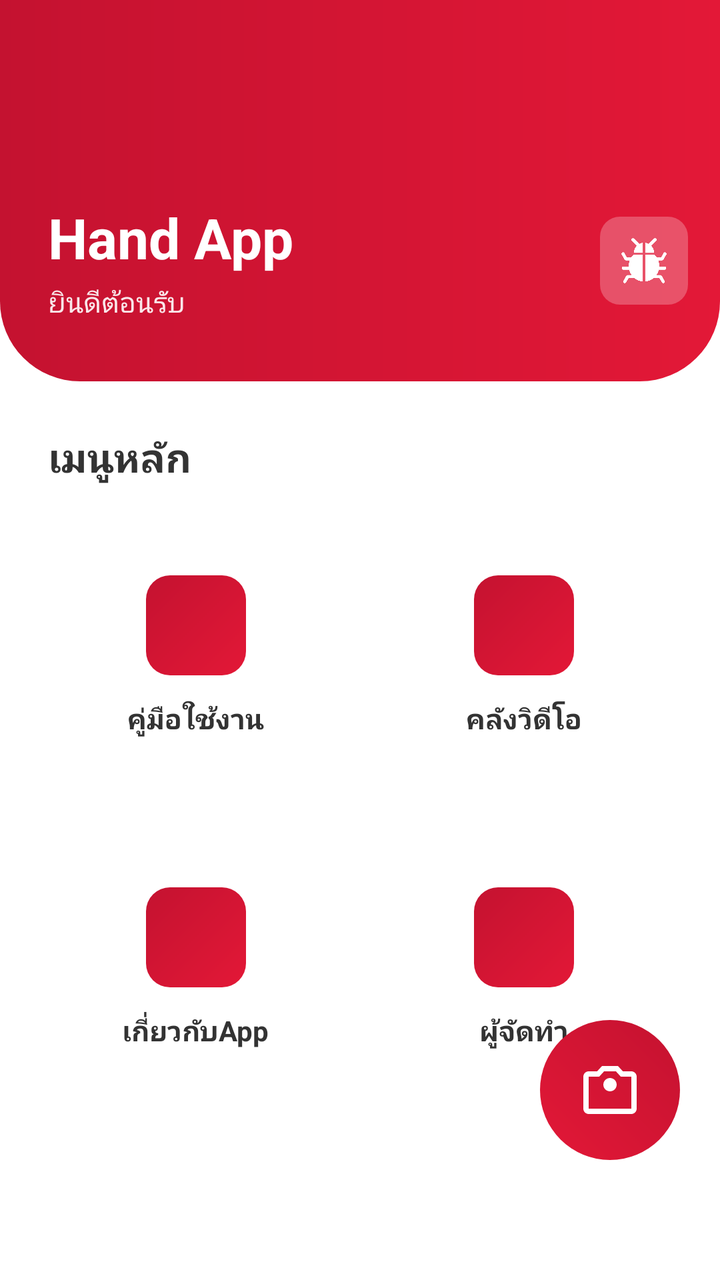
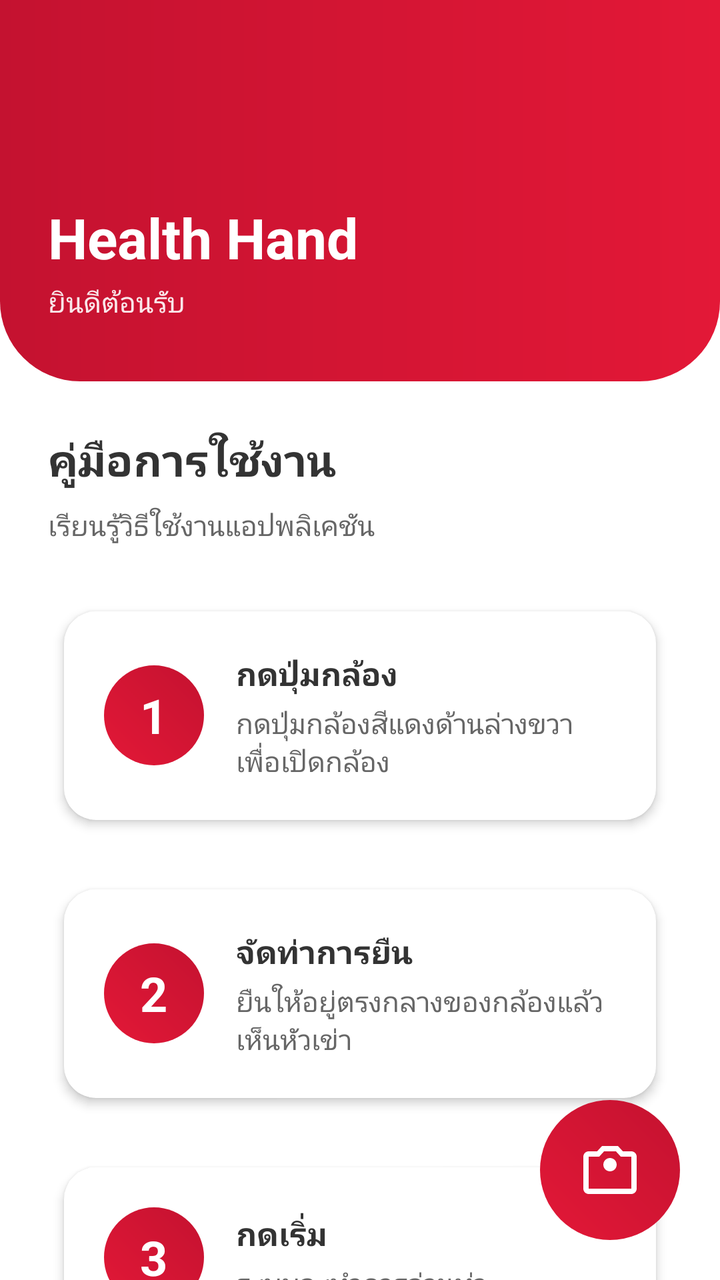

The first picture is an Android layout as it rendered before a commit; the second is the same layout after the commit. The layout source and the unified diff follow.
<!-- AndroidManifest.xml: application theme Theme.Hand -->
<!-- res/layout/activity_main.xml -->
<?xml version="1.0" encoding="utf-8"?>
<androidx.coordinatorlayout.widget.CoordinatorLayout
    xmlns:android="http://schemas.android.com/apk/res/android"
    xmlns:app="http://schemas.android.com/apk/res-auto"
    android:id="@+id/main"
    android:layout_width="match_parent"
    android:layout_height="match_parent"
    android:background="#FFFFFF"
    android:fitsSystemWindows="false">

    
    <androidx.core.widget.NestedScrollView
        android:layout_width="match_parent"
        android:layout_height="match_parent"
        android:fillViewport="true">

        <LinearLayout
            android:layout_width="match_parent"
            android:layout_height="wrap_content"
            android:orientation="vertical">

            
            <androidx.constraintlayout.widget.ConstraintLayout
                android:id="@+id/topSection"
                android:layout_width="match_parent"
                android:layout_height="wrap_content"
                android:background="@drawable/bg_top_section_gradient"
                android:paddingTop="40dp"
                android:paddingBottom="30dp"
                android:fitsSystemWindows="true">

                
                <TextView
                    android:id="@+id/txtTitle"
                    android:layout_width="wrap_content"
                    android:layout_height="wrap_content"
                    android:layout_marginStart="24dp"
                    android:layout_marginTop="60dp"
                    android:text="Hand App"
                    android:textColor="#FFFFFF"
                    android:textSize="28sp"
                    android:textStyle="bold"
                    app:layout_constraintStart_toStartOf="parent"
                    app:layout_constraintTop_toTopOf="parent" />

                <TextView
                    android:id="@+id/txtSubtitle"
                    android:layout_width="wrap_content"
                    android:layout_height="wrap_content"
                    android:layout_marginStart="24dp"
                    android:layout_marginTop="4dp"
                    android:text="ยินดีต้อนรับ"
                    android:textColor="#FFFFFF"
                    android:textSize="14sp"
                    android:alpha="0.9"
                    app:layout_constraintStart_toStartOf="parent"
                    app:layout_constraintTop_toBottomOf="@id/txtTitle" />

                
                <ImageButton
                    android:id="@+id/btnDebug"
                    android:layout_width="44dp"
                    android:layout_height="44dp"
                    android:layout_marginEnd="16dp"
                    android:background="@drawable/bg_debug_button"
                    android:contentDescription="Debug"
                    android:src="@drawable/debug"
                    android:scaleType="centerInside"
                    android:padding="10dp"
                    app:tint="#FFFFFF"
                    app:layout_constraintEnd_toEndOf="parent"
                    app:layout_constraintTop_toTopOf="@id/txtTitle"
                    app:layout_constraintBottom_toBottomOf="@id/txtSubtitle" />


            </androidx.constraintlayout.widget.ConstraintLayout>

            
            <LinearLayout
                android:layout_width="match_parent"
                android:layout_height="wrap_content"
                android:orientation="vertical"
                android:padding="24dp"
                android:paddingBottom="100dp">

                <TextView
                    android:id="@+id/txtQuickActions"
                    android:layout_width="wrap_content"
                    android:layout_height="wrap_content"
                    android:text="เมนูหลัก"
                    android:textColor="#333333"
                    android:textSize="20sp"
                    android:textStyle="bold"
                    android:layout_marginBottom="16dp" />

                
                <GridLayout
                    android:id="@+id/actionGrid"
                    android:layout_width="match_parent"
                    android:layout_height="wrap_content"
                    android:columnCount="2"
                    android:rowCount="2">

                    
                    <androidx.cardview.widget.CardView
                        android:id="@+id/cardGuide"
                        android:layout_width="0dp"
                        android:layout_height="140dp"
                        android:layout_columnWeight="1"
                        android:layout_marginEnd="8dp"
                        android:layout_marginBottom="16dp"
                        app:cardBackgroundColor="@android:color/transparent"
                        app:cardCornerRadius="16dp"
                        app:cardElevation="0dp">

                        <LinearLayout
                            android:layout_width="match_parent"
                            android:layout_height="match_parent"
                            android:orientation="vertical"
                            android:gravity="center"
                            android:padding="20dp">

                            <View
                                android:layout_width="50dp"
                                android:layout_height="50dp"
                                android:background="@drawable/bg_action_icon_gradient" />

                            <TextView
                                android:layout_width="wrap_content"
                                android:layout_height="wrap_content"
                                android:layout_marginTop="12dp"
                                android:text="คู่มือใช้งาน"
                                android:textColor="#333333"
                                android:textSize="14sp"
                                android:textStyle="bold" />
                        </LinearLayout>
                    </androidx.cardview.widget.CardView>

                    
                    <androidx.cardview.widget.CardView
                        android:id="@+id/cardHistory"
                        android:layout_width="0dp"
                        android:layout_height="140dp"
                        android:layout_columnWeight="1"
                        android:layout_marginStart="8dp"
                        android:layout_marginBottom="16dp"
                        app:cardBackgroundColor="@android:color/transparent"
                        app:cardCornerRadius="16dp"
                        app:cardElevation="0dp">

                        <LinearLayout
                            android:layout_width="match_parent"
                            android:layout_height="match_parent"
                            android:orientation="vertical"
                            android:gravity="center"
                            android:padding="20dp">

                            <View
                                android:layout_width="50dp"
                                android:layout_height="50dp"
                                android:background="@drawable/bg_action_icon_gradient" />

                            <TextView
                                android:layout_width="wrap_content"
                                android:layout_height="wrap_content"
                                android:layout_marginTop="12dp"
                                android:text="คลังวิดีโอ"
                                android:textColor="#333333"
                                android:textSize="14sp"
                                android:textStyle="bold" />
                        </LinearLayout>
                    </androidx.cardview.widget.CardView>

                    
                    <androidx.cardview.widget.CardView
                        android:id="@+id/cardSettings"
                        android:layout_width="0dp"
                        android:layout_height="140dp"
                        android:layout_columnWeight="1"
                        android:layout_marginEnd="8dp"
                        app:cardBackgroundColor="@android:color/transparent"
                        app:cardCornerRadius="16dp"
                        app:cardElevation="0dp">

                        <LinearLayout
                            android:layout_width="match_parent"
                            android:layout_height="match_parent"
                            android:orientation="vertical"
                            android:gravity="center"
                            android:padding="20dp">

                            <View
                                android:layout_width="50dp"
                                android:layout_height="50dp"
                                android:background="@drawable/bg_action_icon_gradient" />

                            <TextView
                                android:layout_width="wrap_content"
                                android:layout_height="wrap_content"
                                android:layout_marginTop="12dp"
                                android:text="เกี่ยวกับApp"
                                android:textColor="#333333"
                                android:textSize="14sp"
                                android:textStyle="bold" />
                        </LinearLayout>
                    </androidx.cardview.widget.CardView>

                    
                    <androidx.cardview.widget.CardView
                        android:id="@+id/cardHelp"
                        android:layout_width="0dp"
                        android:layout_height="140dp"
                        android:layout_columnWeight="1"
                        android:layout_marginStart="8dp"
                        app:cardBackgroundColor="@android:color/transparent"
                        app:cardCornerRadius="16dp"
                        app:cardElevation="0dp">

                        <LinearLayout
                            android:layout_width="match_parent"
                            android:layout_height="match_parent"
                            android:orientation="vertical"
                            android:gravity="center"
                            android:padding="20dp">

                            <View
                                android:layout_width="50dp"
                                android:layout_height="50dp"
                                android:background="@drawable/bg_action_icon_gradient" />

                            <TextView
                                android:layout_width="wrap_content"
                                android:layout_height="wrap_content"
                                android:layout_marginTop="12dp"
                                android:text="ผู้จัดทำ"
                                android:textColor="#333333"
                                android:textSize="14sp"
                                android:textStyle="bold" />
                        </LinearLayout>
                    </androidx.cardview.widget.CardView>

                </GridLayout>

            </LinearLayout>

        </LinearLayout>

    </androidx.core.widget.NestedScrollView>
    
    <FrameLayout
        android:id="@+id/fabCamera"
        android:layout_width="70dp"
        android:layout_height="70dp"
        android:layout_gravity="bottom|end"
        android:layout_marginEnd="20dp"
        android:layout_marginBottom="60dp"
        android:background="@drawable/bg_camera_red_gradient"
        android:clickable="true"
        android:focusable="true">

        <ImageView
            android:layout_width="32dp"
            android:layout_height="32dp"
            android:layout_gravity="center"
            android:src="@drawable/photo_camera_24"
            android:contentDescription="Open Camera"
            app:tint="#FFFFFF" />
    </FrameLayout>

</androidx.coordinatorlayout.widget.CoordinatorLayout>
<!-- resources referenced by this layout -->
<resources>
  <!-- drawable bg_action_icon_gradient (drawable) -->
  <?xml version="1.0" encoding="utf-8"?>
  <shape xmlns:android="http://schemas.android.com/apk/res/android"
      android:shape="rectangle">
      <gradient
          android:angle="135"
          android:startColor="#E31837"
          android:endColor="#C41230"
          android:type="linear" />
      <corners android:radius="12dp" />
  </shape>
  <!-- drawable bg_camera_red_gradient (drawable) -->
  <?xml version="1.0" encoding="utf-8"?>
  <shape xmlns:android="http://schemas.android.com/apk/res/android"
      android:shape="oval">
      <gradient
          android:angle="45"
          android:startColor="#E31837"
          android:endColor="#C41230"
          android:type="linear" />
  </shape>
  <!-- drawable bg_debug_button (drawable) -->
  <?xml version="1.0" encoding="utf-8"?>
  <shape xmlns:android="http://schemas.android.com/apk/res/android"
      android:shape="rectangle">
      <solid android:color="#40FFFFFF" />
      <corners android:radius="10dp" />
  </shape>
  <!-- drawable bg_top_section_gradient (drawable) -->
  <?xml version="1.0" encoding="utf-8"?>
  <shape xmlns:android="http://schemas.android.com/apk/res/android">
      <gradient
          android:angle="180"
          android:startColor="#E31837"
          android:endColor="#C41230"
          android:type="linear" />
      <corners
          android:bottomLeftRadius="40dp"
          android:bottomRightRadius="40dp" />
  </shape>
  <!-- drawable debug: png bitmap (drawable, 16777 bytes) -->
  <!-- drawable photo_camera_24 (drawable) -->
  <?xml version="1.0" encoding="utf-8"?>
  <vector xmlns:android="http://schemas.android.com/apk/res/android"
      android:width="24dp"
      android:height="24dp"
      android:viewportWidth="24"
      android:viewportHeight="24">
      <path
          android:fillColor="#000000"
          android:pathData="M12,12.5c1.38,0 2.5,-1.12 2.5,-2.5S13.38,7.5 12,7.5 9.5,8.62 9.5,10 10.62,12.5 12,12.5zM20,5h-3.17l-1.84,-2H9.01L7.17,5H4c-1.1,0 -2,0.9 -2,2v12c0,1.1 0.9,2 2,2h16c1.1,0 2,-0.9 2,-2V7c0,-1.1 -0.9,-2 -2,-2zm0,14H4V7h3.95l1.83,-2h4.44l1.83,2H20v12z"/>
  </vector>
  <style name="Theme.Hand" parent="Base.Theme.Hand" />
  <style name="Base.Theme.Hand" parent="Theme.Material3.DayNight.NoActionBar">
          
          
      </style>
</resources>

<!-- the commit's change to res/layout/activity_main.xml (unified diff, before → after) -->
@@ -36,7 +36,7 @@
                     android:layout_height="wrap_content"
                     android:layout_marginStart="24dp"
                     android:layout_marginTop="60dp"
-                    android:text="Hand App"
+                    android:text="Health Hand"
                     android:textColor="#FFFFFF"
                     android:textSize="28sp"
                     android:textStyle="bold"
@@ -57,20 +57,19 @@
                     app:layout_constraintTop_toBottomOf="@id/txtTitle" />
 
                 
-                <ImageButton
-                    android:id="@+id/btnDebug"
-                    android:layout_width="44dp"
-                    android:layout_height="44dp"
-                    android:layout_marginEnd="16dp"
-                    android:background="@drawable/bg_debug_button"
-                    android:contentDescription="Debug"
-                    android:src="@drawable/debug"
-                    android:scaleType="centerInside"
-                    android:padding="10dp"
-                    app:tint="#FFFFFF"
-                    app:layout_constraintEnd_toEndOf="parent"
-                    app:layout_constraintTop_toTopOf="@id/txtTitle"
-                    app:layout_constraintBottom_toBottomOf="@id/txtSubtitle" />
+
+
+
+
+
+
+
+
+
+
+
+
+
 
 
             </androidx.constraintlayout.widget.ConstraintLayout>
@@ -84,168 +83,263 @@
                 android:paddingBottom="100dp">
 
                 <TextView
-                    android:id="@+id/txtQuickActions"
+                    android:id="@+id/txtGuideTitle"
                     android:layout_width="wrap_content"
                     android:layout_height="wrap_content"
-                    android:text="เมนูหลัก"
+                    android:text="คู่มือการใช้งาน"
                     android:textColor="#333333"
-                    android:textSize="20sp"
+                    android:textSize="22sp"
                     android:textStyle="bold"
-                    android:layout_marginBottom="16dp" />
-
-                
-                <GridLayout
-                    android:id="@+id/actionGrid"
+                    android:layout_marginBottom="8dp" />
+
+                <TextView
+                    android:layout_width="wrap_content"
+                    android:layout_height="wrap_content"
+                    android:text="เรียนรู้วิธีใช้งานแอปพลิเคชัน"
+                    android:textColor="#666666"
+                    android:textSize="14sp"
+                    android:layout_marginBottom="24dp" />
+
+                
+                <androidx.cardview.widget.CardView
                     android:layout_width="match_parent"
                     android:layout_height="wrap_content"
-                    android:columnCount="2"
-                    android:rowCount="2">
-
-                    
-                    <androidx.cardview.widget.CardView
-                        android:id="@+id/cardGuide"
-                        android:layout_width="0dp"
-                        android:layout_height="140dp"
-                        android:layout_columnWeight="1"
-                        android:layout_marginEnd="8dp"
-                        android:layout_marginBottom="16dp"
-                        app:cardBackgroundColor="@android:color/transparent"
-                        app:cardCornerRadius="16dp"
-                        app:cardElevation="0dp">
-
+                    android:layout_marginBottom="16dp"
+                    app:cardCornerRadius="16dp"
+                    app:cardElevation="3dp"
+                    app:cardUseCompatPadding="true"
+                    app:cardBackgroundColor="#FFFFFF">
+
+                    <LinearLayout
+                        android:layout_width="match_parent"
+                        android:layout_height="wrap_content"
+                        android:orientation="horizontal"
+                        android:padding="20dp"
+                        android:gravity="center_vertical">
+
+                        
+                        <FrameLayout
+                            android:layout_width="50dp"
+                            android:layout_height="50dp"
+                            android:background="@drawable/bg_camera_red_gradient">
+
+                            <TextView
+                                android:layout_width="wrap_content"
+                                android:layout_height="wrap_content"
+                                android:layout_gravity="center"
+                                android:text="1"
+                                android:textColor="#FFFFFF"
+                                android:textSize="24sp"
+                                android:textStyle="bold" />
+                        </FrameLayout>
+
+                        
                         <LinearLayout
-                            android:layout_width="match_parent"
-                            android:layout_height="match_parent"
+                            android:layout_width="0dp"
+                            android:layout_height="wrap_content"
+                            android:layout_weight="1"
                             android:orientation="vertical"
-                            android:gravity="center"
-                            android:padding="20dp">
-
-                            <View
-                                android:layout_width="50dp"
-                                android:layout_height="50dp"
-                                android:background="@drawable/bg_action_icon_gradient" />
-
-                            <TextView
-                                android:layout_width="wrap_content"
-                                android:layout_height="wrap_content"
-                                android:layout_marginTop="12dp"
-                                android:text="คู่มือใช้งาน"
+                            android:layout_marginStart="16dp">
+
+                            <TextView
+                                android:layout_width="wrap_content"
+                                android:layout_height="wrap_content"
+                                android:text="กดปุ่มกล้อง"
                                 android:textColor="#333333"
-                                android:textSize="14sp"
-                                android:textStyle="bold" />
+                                android:textSize="16sp"
+                                android:textStyle="bold" />
+
+                            <TextView
+                                android:layout_width="wrap_content"
+                                android:layout_height="wrap_content"
+                                android:layout_marginTop="4dp"
+                                android:text="กดปุ่มกล้องสีแดงด้านล่างขวาเพื่อเปิดกล้อง"
+                                android:textColor="#666666"
+                                android:textSize="14sp" />
                         </LinearLayout>
-                    </androidx.cardview.widget.CardView>
-
-                    
-                    <androidx.cardview.widget.CardView
-                        android:id="@+id/cardHistory"
-                        android:layout_width="0dp"
-                        android:layout_height="140dp"
-                        android:layout_columnWeight="1"
-                        android:layout_marginStart="8dp"
-                        android:layout_marginBottom="16dp"
-                        app:cardBackgroundColor="@android:color/transparent"
-                        app:cardCornerRadius="16dp"
-                        app:cardElevation="0dp">
+                    </LinearLayout>
+                </androidx.cardview.widget.CardView>
+
+                
+                <androidx.cardview.widget.CardView
+                    android:layout_width="match_parent"
+                    android:layout_height="wrap_content"
+                    android:layout_marginBottom="16dp"
+                    app:cardCornerRadius="16dp"
+                    app:cardElevation="3dp"
+                    app:cardUseCompatPadding="true"
+                    app:cardBackgroundColor="#FFFFFF">
+
+                    <LinearLayout
+                        android:layout_width="match_parent"
+                        android:layout_height="wrap_content"
+                        android:orientation="horizontal"
+                        android:padding="20dp"
+                        android:gravity="center_vertical">
+
+                        <FrameLayout
+                            android:layout_width="50dp"
+                            android:layout_height="50dp"
+                            android:background="@drawable/bg_camera_red_gradient">
+
+                            <TextView
+                                android:layout_width="wrap_content"
+                                android:layout_height="wrap_content"
+                                android:layout_gravity="center"
+                                android:text="2"
+                                android:textColor="#FFFFFF"
+                                android:textSize="24sp"
+                                android:textStyle="bold" />
+                        </FrameLayout>
 
                         <LinearLayout
-                            android:layout_width="match_parent"
-                            android:layout_height="match_parent"
+                            android:layout_width="0dp"
+                            android:layout_height="wrap_content"
+                            android:layout_weight="1"
                             android:orientation="vertical"
-                            android:gravity="center"
-                            android:padding="20dp">
-
-                            <View
-                                android:layout_width="50dp"
-                                android:layout_height="50dp"
-                                android:background="@drawable/bg_action_icon_gradient" />
-
-                            <TextView
-                                android:layout_width="wrap_content"
-                                android:layout_height="wrap_content"
-                                android:layout_marginTop="12dp"
-                                android:text="คลังวิดีโอ"
+                            android:layout_marginStart="16dp">
+
+                            <TextView
+                                android:layout_width="wrap_content"
+                                android:layout_height="wrap_content"
+                                android:text="จัดท่าการยืน"
                                 android:textColor="#333333"
-                                android:textSize="14sp"
-                                android:textStyle="bold" />
+                                android:textSize="16sp"
+                                android:textStyle="bold" />
+
+                            <TextView
+                                android:layout_width="wrap_content"
+                                android:layout_height="wrap_content"
+                                android:layout_marginTop="4dp"
+                                android:text="ยืนให้อยู่ตรงกลางของกล้องแล้วเห็นหัวเข่า"
+                                android:textColor="#666666"
+                                android:textSize="14sp" />
                         </LinearLayout>
-                    </androidx.cardview.widget.CardView>
-
-                    
-                    <androidx.cardview.widget.CardView
-                        android:id="@+id/cardSettings"
-                        android:layout_width="0dp"
-                        android:layout_height="140dp"
-                        android:layout_columnWeight="1"
-                        android:layout_marginEnd="8dp"
-                        app:cardBackgroundColor="@android:color/transparent"
-                        app:cardCornerRadius="16dp"
-                        app:cardElevation="0dp">
+                    </LinearLayout>
+                </androidx.cardview.widget.CardView>
+
+                
+                <androidx.cardview.widget.CardView
+                    android:layout_width="match_parent"
+                    android:layout_height="wrap_content"
+                    android:layout_marginBottom="16dp"
+                    app:cardCornerRadius="16dp"
+                    app:cardElevation="3dp"
+                    app:cardUseCompatPadding="true"
+                    app:cardBackgroundColor="#FFFFFF">
+
+                    <LinearLayout
+                        android:layout_width="match_parent"
+                        android:layout_height="wrap_content"
+                        android:orientation="horizontal"
+                        android:padding="20dp"
+                        android:gravity="center_vertical">
+
+                        <FrameLayout
+                            android:layout_width="50dp"
+                            android:layout_height="50dp"
+                            android:background="@drawable/bg_camera_red_gradient">
+
+                            <TextView
+                                android:layout_width="wrap_content"
+                                android:layout_height="wrap_content"
+                                android:layout_gravity="center"
+                                android:text="3"
+                                android:textColor="#FFFFFF"
+                                android:textSize="24sp"
+                                android:textStyle="bold" />
+                        </FrameLayout>
 
                         <LinearLayout
-                            android:layout_width="match_parent"
-                            android:layout_height="match_parent"
+                            android:layout_width="0dp"
+                            android:layout_height="wrap_content"
+                            android:layout_weight="1"
                             android:orientation="vertical"
-                            android:gravity="center"
-                            android:padding="20dp">
-
-                            <View
-                                android:layout_width="50dp"
-                                android:layout_height="50dp"
-                                android:background="@drawable/bg_action_icon_gradient" />
-
-                            <TextView
-                                android:layout_width="wrap_content"
-                                android:layout_height="wrap_content"
-                                android:layout_marginTop="12dp"
-                                android:text="เกี่ยวกับApp"
+                            android:layout_marginStart="16dp">
+
+                            <TextView
+                                android:layout_width="wrap_content"
+                                android:layout_height="wrap_content"
+                                android:text="กดเริ่ม"
                                 android:textColor="#333333"
-                                android:textSize="14sp"
-                                android:textStyle="bold" />
+                                android:textSize="16sp"
+                                android:textStyle="bold" />
+
+                            <TextView
+                                android:layout_width="wrap_content"
+                                android:layout_height="wrap_content"
+                                android:layout_marginTop="4dp"
+                                android:text="ระบบจะทำการอ่านท่า"
+                                android:textColor="#666666"
+                                android:textSize="14sp" />
                         </LinearLayout>
-                    </androidx.cardview.widget.CardView>
-
-                    
-                    <androidx.cardview.widget.CardView
-                        android:id="@+id/cardHelp"
-                        android:layout_width="0dp"
-                        android:layout_height="140dp"
-                        android:layout_columnWeight="1"
-                        android:layout_marginStart="8dp"
-                        app:cardBackgroundColor="@android:color/transparent"
-                        app:cardCornerRadius="16dp"
-                        app:cardElevation="0dp">
+                    </LinearLayout>
+                </androidx.cardview.widget.CardView>
+
+                
+                <androidx.cardview.widget.CardView
+                    android:layout_width="match_parent"
+                    android:layout_height="wrap_content"
+                    android:layout_marginBottom="16dp"
+                    app:cardCornerRadius="16dp"
+                    app:cardElevation="3dp"
+                    app:cardUseCompatPadding="true"
+                    app:cardBackgroundColor="#FFFFFF">
+
+                    <LinearLayout
+                        android:layout_width="match_parent"
+                        android:layout_height="wrap_content"
+                        android:orientation="horizontal"
+                        android:padding="20dp"
+                        android:gravity="center_vertical">
+
+                        <FrameLayout
+                            android:layout_width="50dp"
+                            android:layout_height="50dp"
+                            android:background="@drawable/bg_camera_red_gradient">
+
+                            <TextView
+                                android:layout_width="wrap_content"
+                                android:layout_height="wrap_content"
+                                android:layout_gravity="center"
+                                android:text="4"
+                                android:textColor="#FFFFFF"
+                                android:textSize="24sp"
+                                android:textStyle="bold" />
+                        </FrameLayout>
 
                         <LinearLayout
-                            android:layout_width="match_parent"
-                            android:layout_height="match_parent"
+                            android:layout_width="0dp"
+                            android:layout_height="wrap_content"
+                            android:layout_weight="1"
                             android:orientation="vertical"
-                            android:gravity="center"
-                            android:padding="20dp">
-
-                            <View
-                                android:layout_width="50dp"
-                                android:layout_height="50dp"
-                                android:background="@drawable/bg_action_icon_gradient" />
-
-                            <TextView
-                                android:layout_width="wrap_content"
-                                android:layout_height="wrap_content"
-                                android:layout_marginTop="12dp"
-                                android:text="ผู้จัดทำ"
+                            android:layout_marginStart="16dp">
+
+                            <TextView
+                                android:layout_width="wrap_content"
+                                android:layout_height="wrap_content"
+                                android:text="กดหยุดเพื่อดูผล"
                                 android:textColor="#333333"
-                                android:textSize="14sp"
-                                android:textStyle="bold" />
+                                android:textSize="16sp"
+                                android:textStyle="bold" />
+
+                            <TextView
+                                android:layout_width="wrap_content"
+                                android:layout_height="wrap_content"
+                                android:layout_marginTop="4dp"
+                                android:text="กดหยุดแล้วแอปจะแสดงผลลัพธ์ออกมา"
+                                android:textColor="#666666"
+                                android:textSize="14sp" />
                         </LinearLayout>
-                    </androidx.cardview.widget.CardView>
-
-                </GridLayout>
+                    </LinearLayout>
+                </androidx.cardview.widget.CardView>
 
             </LinearLayout>
 
         </LinearLayout>
 
     </androidx.core.widget.NestedScrollView>
+
     
     <FrameLayout
         android:id="@+id/fabCamera"
@@ -253,7 +347,7 @@
         android:layout_height="70dp"
         android:layout_gravity="bottom|end"
         android:layout_marginEnd="20dp"
-        android:layout_marginBottom="60dp"
+        android:layout_marginBottom="20dp"
         android:background="@drawable/bg_camera_red_gradient"
         android:clickable="true"
         android:focusable="true">
<!-- resource entries referenced after the edit -->
@@ -1,16 +1,5 @@
 <!-- resources referenced by this layout -->
 <resources>
-  <!-- drawable bg_action_icon_gradient (drawable) -->
-  <?xml version="1.0" encoding="utf-8"?>
-  <shape xmlns:android="http://schemas.android.com/apk/res/android"
-      android:shape="rectangle">
-      <gradient
-          android:angle="135"
-          android:startColor="#E31837"
-          android:endColor="#C41230"
-          android:type="linear" />
-      <corners android:radius="12dp" />
-  </shape>
   <!-- drawable bg_camera_red_gradient (drawable) -->
   <?xml version="1.0" encoding="utf-8"?>
   <shape xmlns:android="http://schemas.android.com/apk/res/android"
@@ -20,13 +9,6 @@
           android:startColor="#E31837"
           android:endColor="#C41230"
           android:type="linear" />
-  </shape>
-  <!-- drawable bg_debug_button (drawable) -->
-  <?xml version="1.0" encoding="utf-8"?>
-  <shape xmlns:android="http://schemas.android.com/apk/res/android"
-      android:shape="rectangle">
-      <solid android:color="#40FFFFFF" />
-      <corners android:radius="10dp" />
   </shape>
   <!-- drawable bg_top_section_gradient (drawable) -->
   <?xml version="1.0" encoding="utf-8"?>
@@ -40,7 +22,6 @@
           android:bottomLeftRadius="40dp"
           android:bottomRightRadius="40dp" />
   </shape>
-  <!-- drawable debug: png bitmap (drawable, 16777 bytes) -->
   <!-- drawable photo_camera_24 (drawable) -->
   <?xml version="1.0" encoding="utf-8"?>
   <vector xmlns:android="http://schemas.android.com/apk/res/android"
